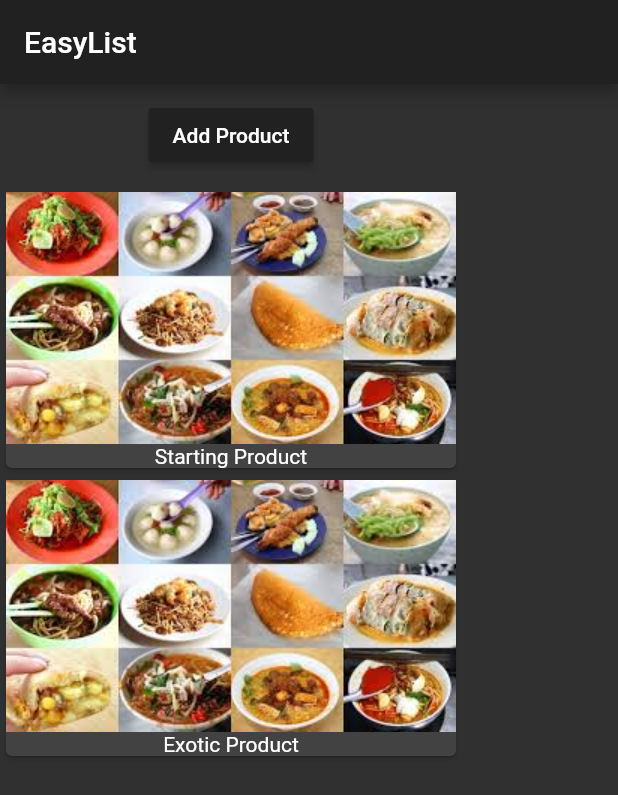
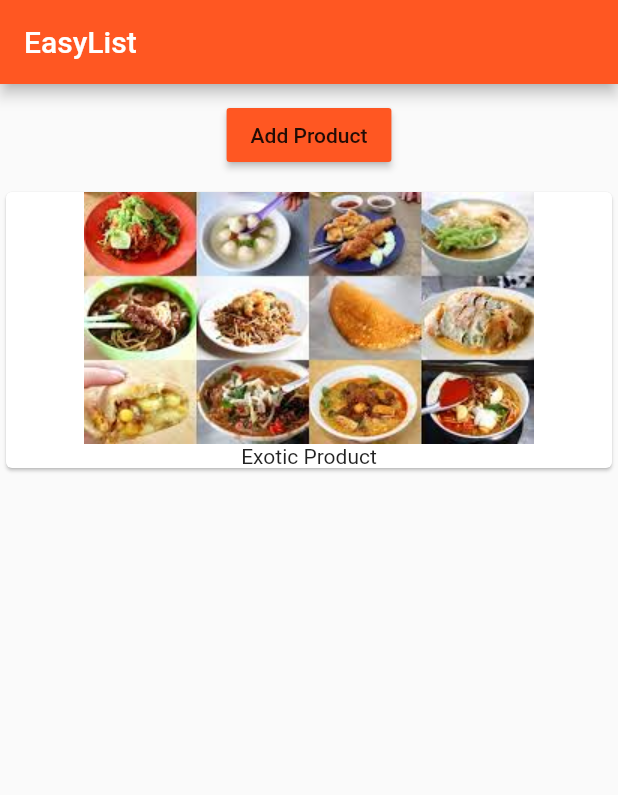
Before and after one commit to mxm-kim/flutter_course, a Flutter app: the screen it shows after launch, after a tap on "Add Product", on a phone screen of 412 x 824 dp. Shown: the top 795 px of the screen. Run offline on Flutter 3.47's test engine with Material 2 defaults, Android fonts, the phone set to English and light mode, and no system bars.

```diff
--- a/lib/main.dart
+++ b/lib/main.dart
@@ -1,7 +1,14 @@
 import 'package:flutter/material.dart';
+import 'package:flutter/rendering.dart';
+
 import 'product_manager.dart';
 
-main() => runApp(MyApp());
+main() {
+  // debugPaintSizeEnabled = true;
+  // debugPaintBaselinesEnabled = true;
+  // debugPaintPointersEnabled = true;
+  runApp(MyApp());
+}
 
 class MyApp extends StatefulWidget {
   @override
@@ -15,7 +22,7 @@ class _MyAppState extends State<MyApp> {
   Widget build(BuildContext context) {
     return MaterialApp(
         theme: ThemeData(
-          brightness: Brightness.dark,
+          // brightness: Brightness.dark,
           primarySwatch: Colors.deepOrange,
           accentColor: Colors.deepPurple,
         ),
@@ -23,6 +30,6 @@ class _MyAppState extends State<MyApp> {
             appBar: AppBar(
               title: Text('EasyList'),
             ),
-            body: ProductManager(startingProduct: 'Starting Product')));
+            body: ProductManager()));
   }
 }
--- a/lib/product_control.dart
+++ b/lib/product_control.dart
@@ -4,7 +4,6 @@ class ProductControl extends StatelessWidget {
   final Function addProductHandler;
 
   ProductControl(this.addProductHandler);
-
 
   @override
   Widget build(BuildContext context) {
--- a/lib/product_manager.dart
+++ b/lib/product_manager.dart
@@ -5,7 +5,7 @@ import 'product_control.dart';
 class ProductManager extends StatefulWidget {
   final String startingProduct;
 
-  ProductManager({this.startingProduct = 'Sweet Tester'}) {
+  ProductManager({this.startingProduct}) {
     print('[ProductManager] constructor');
   }
 
@@ -20,7 +20,9 @@ class _ProductManagerState extends State<ProductManager> {
 
   void initState() {
     print('[_ProductManagerState] initState()');
-    _products.add(widget.startingProduct);
+    if (widget.startingProduct != null) {
+      _products.add(widget.startingProduct);
+    }
     super.initState();
   }
 
@@ -39,7 +41,7 @@ class _ProductManagerState extends State<ProductManager> {
     print('[_ProductManagerState] build()');
     return Column(children: [
       ProductControl(_addProduct),
-      Products(_products)
+      Expanded(child: Products(_products))
     ]);
   }
 }
--- a/lib/products.dart
+++ b/lib/products.dart
@@ -7,19 +7,34 @@ class Products extends StatelessWidget {
     print("[Products Widget] constructor");
   }
 
+  Widget _buildProductItem(context, index) {
+    return Card(
+      child: Column(
+        children: <Widget>[
+          Image.asset('assets/food.jpeg'),
+          Text(products[index]),
+        ],
+      ),
+    );
+  }
+
+  Widget _makeListBuilder() {
+    return ListView.builder(
+      itemBuilder: _buildProductItem,
+      itemCount: products.length,
+    );
+  }
+
   @override
   Widget build(BuildContext context) {
     print("[Products Widget] build()");
-    return Column(
-        children: products
-            .map((element) => Card(
-                  child: Column(
-                    children: <Widget>[
-                      Image.asset('assets/food.jpeg'),
-                      Text(element),
-                    ],
-                  ),
-                ))
-            .toList());
+
+    if (products.isEmpty) {
+      return Center(
+        child: Text('No product found, please add one'),
+      );
+    } else {
+      return _makeListBuilder();
+    }
   }
 }
```
